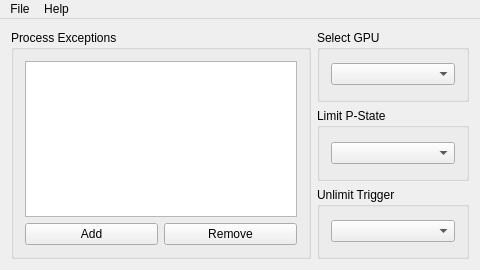
First picture: the form in limit-nvpstate/limitnvpstate.ui, repository NicholasBly/limit-nvpstate, before the edit.
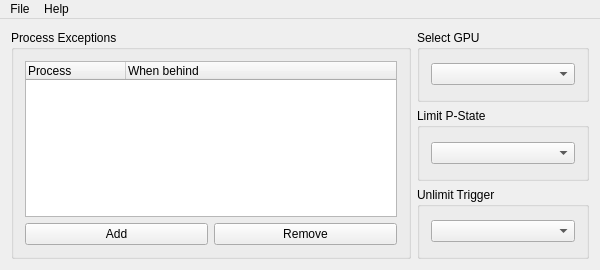
Second picture: the form after the edit.

Commit message: feat: per-exe "When behind" P-State

What changed in the file:
```diff
--- a/limit-nvpstate/limitnvpstate.ui
+++ b/limit-nvpstate/limitnvpstate.ui
@@ -9,19 +9,19 @@
    <rect>
     <x>0</x>
     <y>0</y>
-    <width>480</width>
+    <width>600</width>
     <height>270</height>
    </rect>
   </property>
   <property name="minimumSize">
    <size>
-    <width>480</width>
+    <width>600</width>
     <height>240</height>
    </size>
   </property>
   <property name="maximumSize">
    <size>
-    <width>480</width>
+    <width>600</width>
     <height>270</height>
    </size>
   </property>
@@ -34,7 +34,7 @@
      <widget class="QGroupBox" name="groupBox">
       <property name="maximumSize">
        <size>
-        <width>300</width>
+        <width>400</width>
         <height>16777215</height>
        </size>
       </property>
@@ -43,7 +43,30 @@
       </property>
       <layout class="QVBoxLayout" name="verticalLayout_3">
        <item>
-        <widget class="QListWidget" name="processExceptionsList"/>
+        <widget class="QTreeWidget" name="processExceptionsList">
+         <property name="selectionMode">
+          <enum>QAbstractItemView::ExtendedSelection</enum>
+         </property>
+         <property name="rootIsDecorated">
+          <bool>false</bool>
+         </property>
+         <property name="uniformRowHeights">
+          <bool>true</bool>
+         </property>
+         <property name="allColumnsShowFocus">
+          <bool>true</bool>
+         </property>
+         <column>
+          <property name="text">
+           <string>Process</string>
+          </property>
+         </column>
+         <column>
+          <property name="text">
+           <string>When behind</string>
+          </property>
+         </column>
+        </widget>
        </item>
        <item>
         <layout class="QHBoxLayout" name="horizontalLayout_9">
@@ -113,7 +136,7 @@
     <rect>
      <x>0</x>
      <y>0</y>
-     <width>480</width>
+     <width>600</width>
      <height>20</height>
     </rect>
    </property>
```
The commit also changes 5 other files.
